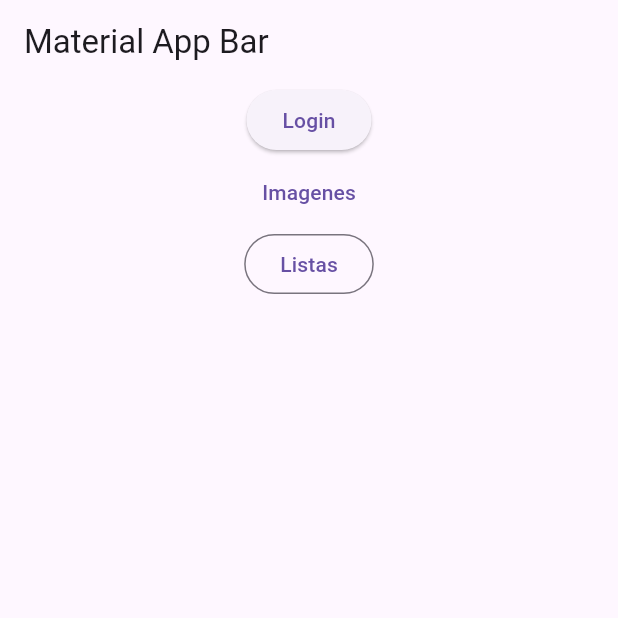
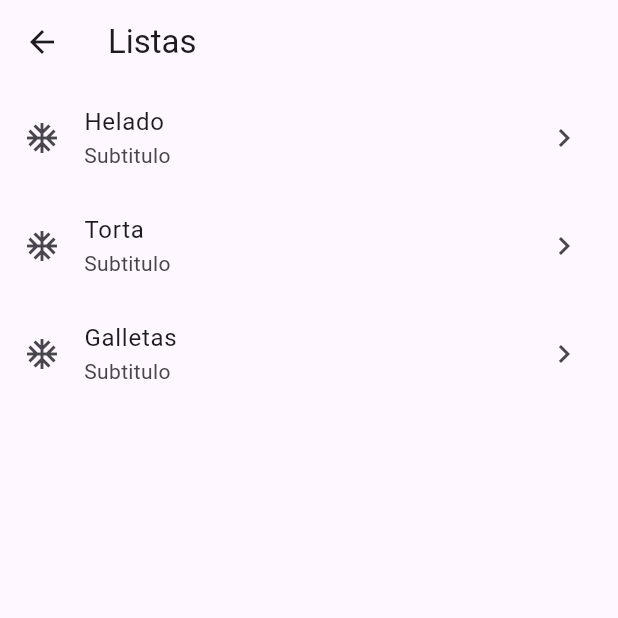
Before and after one commit to jalvarenga-unah/IS-513-III-PAC-2023, a Flutter app: the screen it shows after launch, after a tap on "Listas", on a phone screen of 412 x 824 dp, the top half of it. Run offline on Flutter 3.47's test engine with Material 2 defaults, Android fonts, the phone set to English and light mode, and no system bars; network calls fail.

Commit message:
Trabajando con listas estaticas

```diff
--- a/proyectos-flutter/componentes/lib/home_page.dart
+++ b/proyectos-flutter/componentes/lib/home_page.dart
@@ -41,7 +41,10 @@ class HomePage extends StatelessWidget {
               child: Text('Imagenes'),
             ),
             OutlinedButton(
-              onPressed: () {},
+              onPressed: () => Navigator.pushNamed(
+                context,
+                Routes.listas.name,
+              ),
               child: Text('Listas'),
             ),
             // IconButton(onPressed: () {}, icon: Icon(Icons.add)),
--- /dev/null
+++ b/proyectos-flutter/componentes/lib/listas_page.dart
@@ -0,0 +1,54 @@
+import 'package:flutter/material.dart';
+
+class ListasPage extends StatelessWidget {
+  ListasPage({super.key});
+
+  final List<String> postres = [
+    'Helado',
+    'Torta',
+    'Galletas',
+    'Cupcakes',
+  ];
+
+  @override
+  Widget build(BuildContext context) {
+    return Scaffold(
+      appBar: AppBar(
+        title: const Text('Listas'),
+      ),
+      body: ListView(
+        children: [
+          ListTile(
+            title: Text(postres[0]),
+            subtitle: Text('Subtitulo'),
+            leading: Icon(Icons.ac_unit),
+            trailing: Icon(Icons.keyboard_arrow_right),
+          ),
+          ListTile(
+            title: Text(postres[1]),
+            subtitle: Text('Subtitulo'),
+            leading: Icon(Icons.ac_unit),
+            trailing: Icon(Icons.keyboard_arrow_right),
+          ),
+          ListTile(
+            title: Text(postres[2]),
+            subtitle: Text('Subtitulo'),
+            leading: Icon(Icons.ac_unit),
+            trailing: Icon(Icons.keyboard_arrow_right),
+          )
+        ],
+      ),
+    );
+  }
+
+  List<Widget> _crearItem(List<String> postres) {
+    return postres
+        .map((postre) => ListTile(
+              title: Text(postre),
+              subtitle: Text('Subtitulo'),
+              leading: Icon(Icons.ac_unit),
+              trailing: Icon(Icons.keyboard_arrow_right),
+            ))
+        .toList();
+  }
+}
--- a/proyectos-flutter/componentes/lib/my_routes.dart
+++ b/proyectos-flutter/componentes/lib/my_routes.dart
@@ -2,20 +2,18 @@
 
 import 'package:componentes/home_page.dart';
 import 'package:componentes/images_page.dart';
+import 'package:componentes/listas_page.dart';
 import 'package:componentes/login_page.dart';
 import 'package:flutter/material.dart';
 
 //enumarate
-enum Routes {
-  home,
-  login,
-  images,
-}
+enum Routes { home, login, images, listas }
 
 class MyRoutes {
   static final routes = {
     Routes.home.name: (BuildContext context) => const HomePage(),
     Routes.login.name: (BuildContext context) => LoginPage(),
     Routes.images.name: (BuildContext context) => const ImagesPage(),
+    Routes.listas.name: (BuildContext context) => ListasPage(),
   };
 }
```
